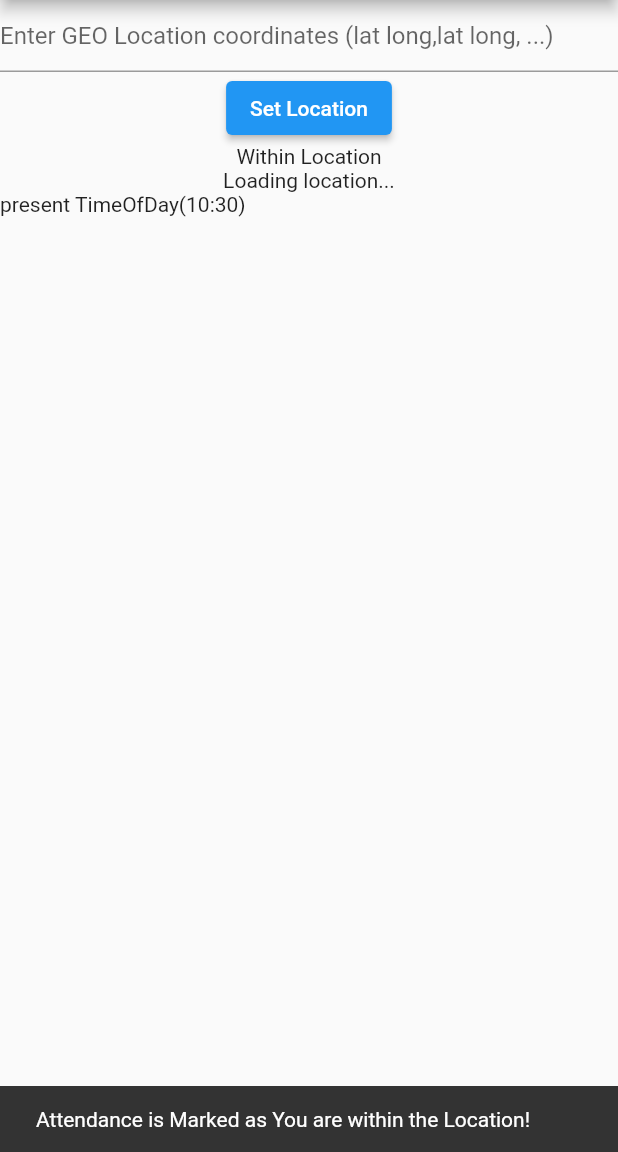
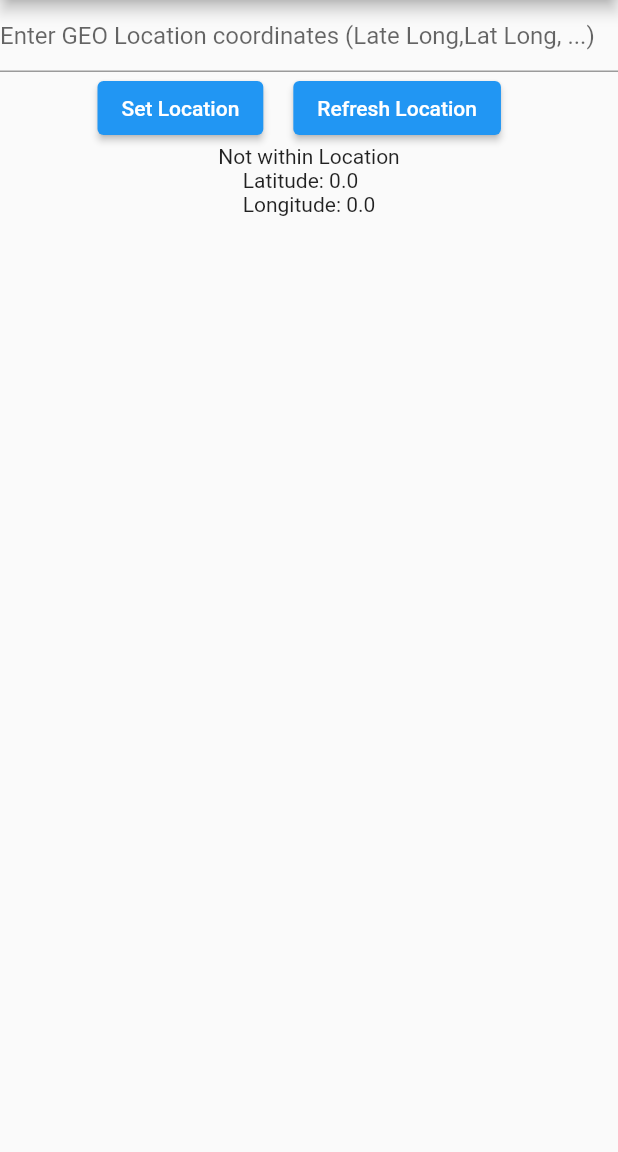
Before and after one commit to umerasrar176/Location-Tracking-App, a Flutter app: the screen it shows after launch, after a tap on "Set Location", on a phone screen of 412 x 824 dp, the part 84-1236 px from its top. Run offline on Flutter 3.47's test engine with Material 2 defaults, Android fonts, the phone set to English and light mode, and no system bars; our stand-ins replace geolocator; missing offline and left inert: dart:ffi, latlng.

Commit message:
Some changing in realtime location update and process

```diff
--- a/lib/HomeScreen.dart
+++ b/lib/HomeScreen.dart
@@ -1,4 +1,5 @@
 import 'dart:async';
+import 'dart:ffi';
 
 import 'package:flutter/cupertino.dart';
 import 'package:flutter/material.dart';
@@ -20,13 +21,15 @@ class Point {
 }
 
 List<Point> points = [
-  Point(0, 0),
+  /*Point(0, 0),
   Point(0, 4),
   Point(4, 4),
-  Point(4, 0),
+  Point(4, 0),*/
 ];
 
+//Polygon Coordinates for testing
 //0.0 0.0,0.0 4.0,4.0 4.0,4.0 0.0
+//25.774 -80.19,18.466 -66.118,32.321 -64.757,25.774 -80.19
 
 class Polygon {
   Polygon(this.points);
@@ -59,6 +62,8 @@ class _HomeScreenState extends State<HomeScreen> {
   Polygon polygon = Polygon(points);
   List<String> attendence = [];
   String _locationMessage = "Loading location...";
+  double latitude = 0;
+  double longitude = 0;
   late Timer _timer;
   /*Point latitude = Point(0, 0);
   Point longitude = Point(0, 0);*/
@@ -69,7 +74,7 @@ class _HomeScreenState extends State<HomeScreen> {
     /*_timer = Timer.periodic(const Duration(seconds: 5), (timer) {
       // Do your task here after every 1 minute
       _getCurrentLocation();
-      _isWithinPolygon = polygon.isPointInside(_userCoordinate,points);
+      //_isWithinPolygon = polygon.isPointInside(_userCoordinate,points);
       setState(() {});
     });*/
     _getCurrentLocation();
@@ -88,9 +93,15 @@ class _HomeScreenState extends State<HomeScreen> {
     Position position = await Geolocator.getCurrentPosition(desiredAccuracy: LocationAccuracy.high);
     print("Latitude: ${position.latitude} \nLongitude: ${position.longitude}");
     setState(() {
+      latitude = position.latitude;
+      longitude = position.longitude;
       _locationMessage = "Latitude: ${position.latitude} \nLongitude: ${position.longitude}";
-      //_userCoordinate = Point(position.latitude, position.longitude);
-      _userCoordinate = Point(24.886, -70.268);
+      _userCoordinate = Point(position.latitude, position.longitude);
+      //Only for testing
+      //_userCoordinate = Point(24.886, -70.268);
+      //_userCoordinate = Point(73.157779, 33.657624); //in location
+      //_userCoordinate = Point(73.157698, 33.657656); //out of location
+      //should be inside coordinate and attendence should be added
     });
   }
 
@@ -107,7 +118,7 @@ class _HomeScreenState extends State<HomeScreen> {
           // Input field for polygon coordinates
           TextField(
       decoration: const InputDecoration(
-          hintText: 'Enter GEO Location coordinates (lat long,lat long, ...)',
+          hintText: 'Enter GEO Location coordinates (Late Long,Lat Long, ...)',
       ),
       onChanged: (value) {
         // Parse the input string and add the coordinates to the polygon points list
@@ -124,37 +135,59 @@ class _HomeScreenState extends State<HomeScreen> {
           // Input field for user's coordinate
           /*TextField(
             decoration: const InputDecoration(
-                hintText: 'Enter your coordinate (lat long)'),
+                hintText: 'Enter your custom coordinate (Late Long)'),
             onChanged: (value) {
               List<double> coords = value.split(' ').map(double.parse).toList();
               setState(() {
                 //print("in set state ${coords[0]} ,${coords[1]}");
-               // _userCoordinate = Point(coords[0], coords[1]);
+               //_userCoordinate = Point(coords[0], coords[1]);
               });
             },
           ),*/
           // Check if user's coordinate is within the polygon
+          Padding(
+            padding: const EdgeInsets.only(left: 65.0),
+            child: Row(
+              children: [
                 ElevatedButton(
                   child: const Text('Set Location'),
                   onPressed: () {
+                    /*_getCurrentLocation();
+                    _userCoordinate = Point(33.657639, 73.157743); //in location
+                    setState(() {});*/
+                    print("in button${_userCoordinate.x} ${_userCoordinate.y}");
                     _isWithinPolygon = polygon.isPointInside(_userCoordinate,points);
                     if (_isWithinPolygon) {
-                attendence.add("present ${TimeOfDay.now()}");
+                      attendence.add("present ${TimeOfDay.now()}(${_userCoordinate.x}, ${_userCoordinate.y})");
                       ScaffoldMessenger.of(context).showSnackBar(const SnackBar(
                           content: Text(
                               'Attendance is Marked as You are within the Location!')));
                     } else {
-                attendence.add("OutOfLocation ${TimeOfDay.now()}");
+                      attendence.add("OutOfLocation ${TimeOfDay.now()}(${_userCoordinate.x}, ${_userCoordinate.y})");
                       ScaffoldMessenger.of(context).showSnackBar(const SnackBar(
                           content: Text('You are not within the location!')));
                     }
                     setState(() {});
                   },
                 ),
+                const SizedBox(width: 20),
+                ElevatedButton(
+                  child: const Text('Refresh Location'),
+                  onPressed: () {
+                    _getCurrentLocation();
+                    /*latitude= 33.657639;
+                    longitude= 73.157743; *///in location
+                    setState(() {});
+                  }
+                ),
+              ],
+            ),
+          ),
           // Display result
           //Text("Office Location is ${points[0].x} ${points[0].y} ${points[1].x} ${points[1].y} ${points[2].x} ${points[2].y} ${points[3].x} ${points[3].y}"),
           Text(_isWithinPolygon ? 'Within Location' : 'Not within Location'),
-          Text(_locationMessage),
+          //Text(_locationMessage),
+          Text("Latitude: $latitude \nLongitude: $longitude"),
           SizedBox(
             height: 100,
             child: ListView.builder(
```
Lines whose indentation alone changed are shown as unchanged.
